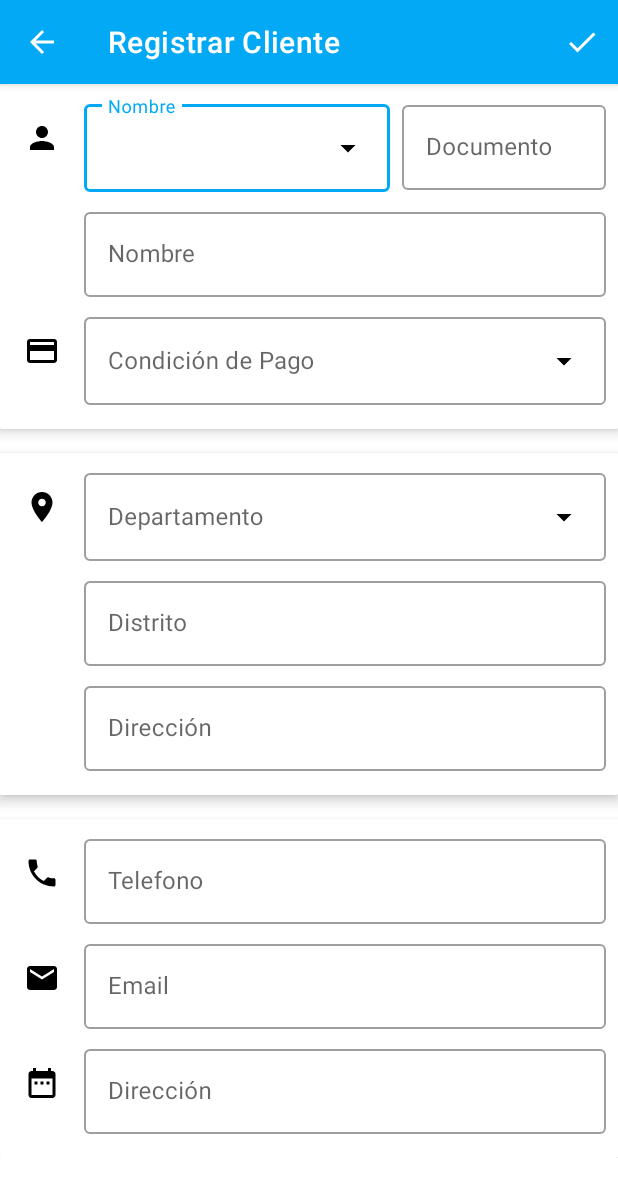
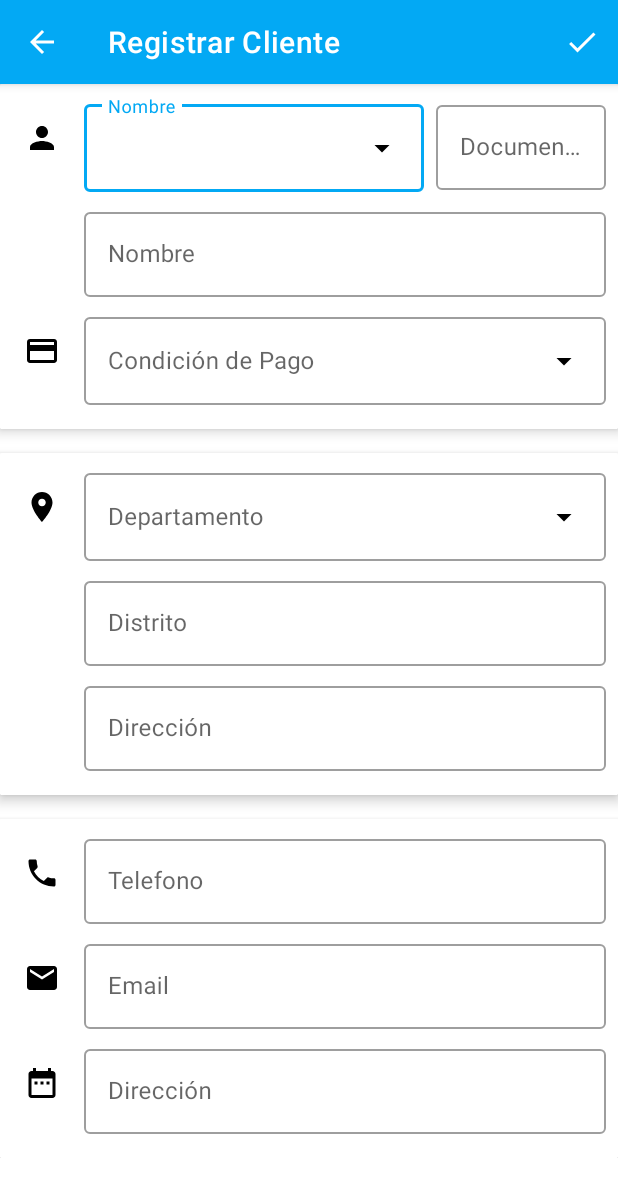
Before and after one commit to irvinjoao19/Belcen, an Android app: the RegisterClientActivity screen opened directly, with no data from a screen before it, on a phone screen of 412 x 824 dp. Shown: the top 1197 px of the screen. Run offline under Robolectric (Android 15) with nearby library versions, the phone set to English and light mode, and no system bars; our stand-ins replace ButterKnife.

Commit message:
irvin changes

```diff
--- a/app/src/main/res/layout/activity_register_client.xml
+++ b/app/src/main/res/layout/activity_register_client.xml
@@ -21,7 +21,6 @@
             android:layout_height="?attr/actionBarSize"
             android:background="?attr/colorPrimary"
             app:popupTheme="@style/AppTheme.PopupOverlay" />
-
     </com.google.android.material.appbar.AppBarLayout>
 
     <ScrollView
@@ -40,7 +39,6 @@
                 android:id="@+id/cardView"
                 android:layout_width="match_parent"
                 android:layout_height="wrap_content"
-
                 card_view:cardCornerRadius="1dp"
                 card_view:cardElevation="5dp"
                 card_view:cardMaxElevation="5dp">
@@ -71,7 +69,7 @@
                             android:layout_width="0dp"
                             android:layout_height="wrap_content"
                             android:layout_marginEnd="8sp"
-                            android:layout_weight="0.6"
+                            android:layout_weight="1"
                             android:hint="@string/nombre">
 
                             <com.google.android.material.textfield.TextInputEditText
@@ -85,13 +83,12 @@
                             android:layout_width="0dp"
                             android:layout_height="wrap_content"
                             android:layout_marginEnd="8sp"
-                            android:layout_weight="0.4"
+                            android:layout_weight="0.5"
                             android:hint="@string/documento">
 
                             <com.google.android.material.textfield.TextInputEditText
                                 android:layout_width="match_parent"
-                                android:layout_height="wrap_content"
-                                android:lines="1" />
+                                android:layout_height="wrap_content" />
                         </com.google.android.material.textfield.TextInputLayout>
                     </LinearLayout>
 
@@ -169,7 +166,6 @@
                     android:layout_height="match_parent"
                     android:layout_marginBottom="16sp"
                     android:orientation="vertical">
-
 
                     <LinearLayout
                         android:layout_width="match_parent"
@@ -276,7 +272,6 @@
                     android:layout_marginBottom="16sp"
                     android:orientation="vertical">
 
-
                     <LinearLayout
                         android:layout_width="match_parent"
                         android:layout_height="wrap_content"
```
